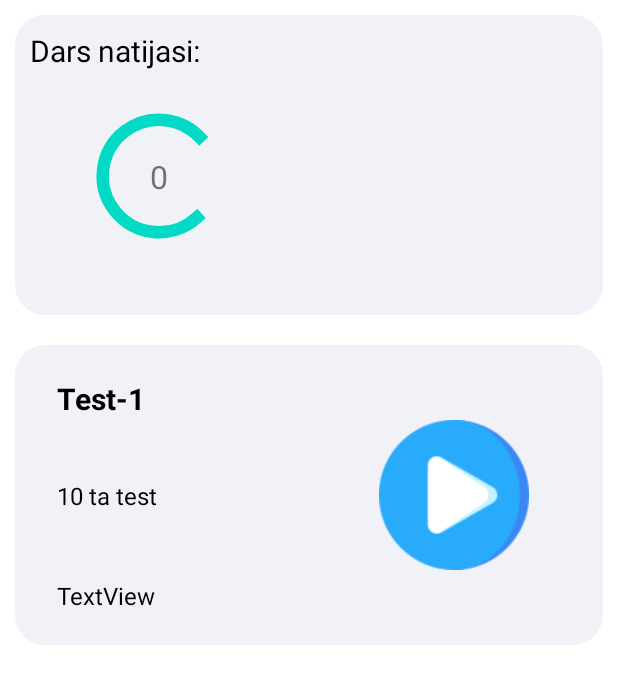
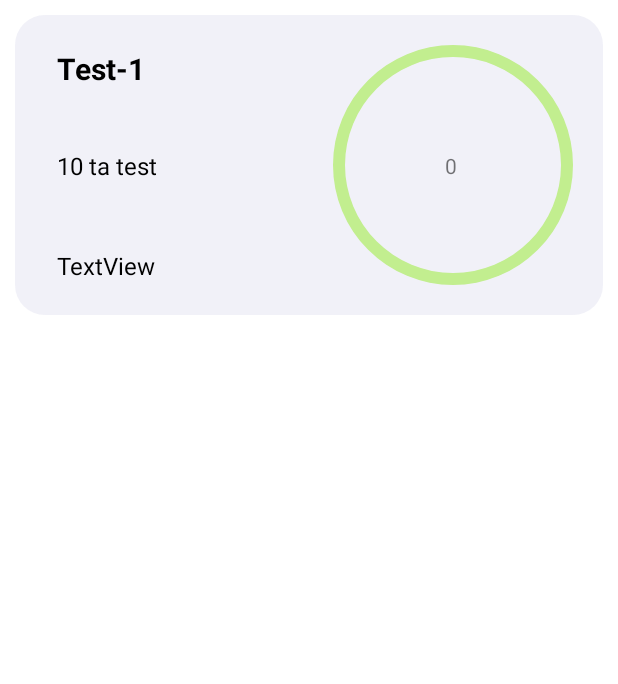
Before and after one commit to Jasurbek3588/matematika_quiz_app, an Android app: the mavzular screen opened directly, with no data from a screen before it, on a phone screen of 412 x 824 dp. Shown: the top 684 px of the screen. Run offline under Robolectric (Android 15) with nearby library versions, the phone set to English and light mode, and no system bars; our stand-ins replace Firebase (no records; nobody signed in at launch, a user with empty details on screens opened directly); 2 statements that could not run were skipped.

Commit message:
mavzu page ogardi

```diff
--- a/app/src/main/java/com/example/matematika/MainActivity.java
+++ b/app/src/main/java/com/example/matematika/MainActivity.java
@@ -25,6 +25,7 @@ public class MainActivity extends AppCompatActivity {
         super.onCreate(savedInstanceState);
         setContentView(R.layout.activity_main);
         init();
+
 
     }
 
--- a/app/src/main/java/com/example/matematika/mavzular.java
+++ b/app/src/main/java/com/example/matematika/mavzular.java
@@ -1,16 +1,28 @@
 package com.example.matematika;
 
+import android.content.Intent;
+import android.content.SharedPreferences;
 import android.os.Bundle;
+import android.preference.PreferenceManager;
 import android.view.View;
 import android.widget.ProgressBar;
 import android.widget.TextView;
 
+import androidx.annotation.NonNull;
 import androidx.appcompat.app.AppCompatActivity;
+
+import com.google.android.gms.tasks.OnCompleteListener;
+import com.google.android.gms.tasks.Task;
+import com.google.firebase.database.DataSnapshot;
+import com.google.firebase.database.DatabaseReference;
+import com.google.firebase.database.FirebaseDatabase;
 
 
 public class mavzular extends AppCompatActivity {
     TextView natija,aaa;
     ProgressBar progressBar;
+    private DatabaseReference mDatabaseaa,databaseReference;
+    int maxa=1,a,z=1;
 
 
 
@@ -18,21 +30,42 @@ public class mavzular extends AppCompatActivity {
     protected void onCreate(Bundle savedInstanceState) {
         super.onCreate(savedInstanceState);
         setContentView(R.layout.activity_mavzular);
-//        natija=findViewById(R.id.darsfoizi);
-//        aaa=findViewById(R.id.text1natija);
-//        progressBar=findViewById(R.id.progressBar2);
-//        Intent home = getIntent();
-//       // String scores = String.valueOf(home.getIntExtra("score",0));
-//        natija.setText((scores+"%");
-//        aaa.setText(scores+"/10");
-//        progressBar.setProgress(((int) (10/((Double.parseDouble(scores)))*100)));
-//        progressBar.setMax(100);
+        progressBar=findViewById(R.id.progress_bar);
+        natija=findViewById(R.id.textView8);
+        SharedPreferences mPreferences = PreferenceManager.getDefaultSharedPreferences(this);
+        SharedPreferences.Editor mEditor = mPreferences.edit();
+        String name= mPreferences.getString(getString(R.string.name),"");
+
+        mDatabaseaa = FirebaseDatabase.getInstance().getReference();
+        databaseReference=FirebaseDatabase.getInstance().getReference("User");
+        mDatabaseaa.child("Question").child("maxa").get().addOnCompleteListener(new OnCompleteListener<DataSnapshot>() {
+            @Override
+            public void onComplete(@NonNull Task<DataSnapshot> task) {
+                maxa= Integer.parseInt((String.valueOf(task.getResult().getValue())))+0;
+            }
+        });
+        databaseReference.child(name).child("score").get().addOnCompleteListener(new OnCompleteListener<DataSnapshot>() {
+            @Override
+            public void onComplete(@NonNull Task<DataSnapshot> task) {
+
+                a = Integer.parseInt((String.valueOf(task.getResult().getValue())));
+
+
+
+            }
+        });
+
+
+
+        progressBar.setProgress(a);
+
+
 
     }
     public void test1clic(View view){
 
-//        Intent i=new Intent(mavzular.this,Game.class);
-//        startActivity(i);
+        Intent i=new Intent(mavzular.this,Game.class);
+        startActivity(i);
 
 
     }
--- a/app/src/main/res/drawable/circle.xml
+++ /dev/null
@@ -1,5 +0,0 @@
-<vector android:height="24dp" android:tint="#FFFFFF"
-    android:viewportHeight="24" android:viewportWidth="24"
-    android:width="24dp" xmlns:android="http://schemas.android.com/apk/res/android">
-    <path android:fillColor="@android:color/white" android:pathData="M12,2C6.47,2 2,6.47 2,12s4.47,10 10,10 10,-4.47 10,-10S17.53,2 12,2z"/>
-</vector>
--- /dev/null
+++ b/app/src/main/res/drawable/circle_progress_bar.xml
@@ -0,0 +1,18 @@
+<?xml version="1.0" encoding="utf-8"?>
+<rotate xmlns:android="http://schemas.android.com/apk/res/android"
+    android:fromDegrees="270"
+    android:toDegrees="270">
+    <shape android:innerRadiusRatio="2.5"
+        android:shape="ring"
+        android:thickness="8dp"
+        android:useLevel="true"
+        >
+        <gradient
+            android:angle="0"
+            android:endColor="#03A9F4"
+            android:startColor="#00BCD4"
+            android:type="sweep"
+            android:useLevel="false"/>
+    </shape>
+
+</rotate>
--- /dev/null
+++ b/app/src/main/res/drawable/circle_shape.xml
@@ -0,0 +1,10 @@
+<?xml version="1.0" encoding="utf-8"?>
+<shape xmlns:android="http://schemas.android.com/apk/res/android"
+    android:shape="ring"
+    android:innerRadiusRatio="2.5"
+    android:thickness="8dp"
+    android:useLevel="false">
+    <solid android:color="#C2EE8F"/>
+
+
+</shape>
--- /dev/null
+++ b/app/src/main/res/drawable/ic_baseline_person_24.xml
@@ -0,0 +1,5 @@
+<vector android:height="24dp" android:tint="#000000"
+    android:viewportHeight="24" android:viewportWidth="24"
+    android:width="24dp" xmlns:android="http://schemas.android.com/apk/res/android">
+    <path android:fillColor="@android:color/white" android:pathData="M12,12c2.21,0 4,-1.79 4,-4s-1.79,-4 -4,-4 -4,1.79 -4,4 1.79,4 4,4zM12,14c-2.67,0 -8,1.34 -8,4v2h16v-2c0,-2.66 -5.33,-4 -8,-4z"/>
+</vector>
--- a/app/src/main/res/layout/activity_main.xml
+++ b/app/src/main/res/layout/activity_main.xml
@@ -37,15 +37,15 @@
             android:textColorHint="#FFFBF6" />
 
         <EditText
-            android:drawablePadding="10dp"
             android:id="@+id/edPassword"
             android:layout_width="250dp"
             android:layout_height="50dp"
             android:layout_marginTop="15dp"
             android:background="@drawable/custombutton"
             android:drawableLeft="@drawable/password"
+            android:drawablePadding="10dp"
             android:hint="Password"
-            android:inputType="textPassword"
+            android:inputType="text"
             android:paddingStart="10dp"
             android:textColorHint="#FFFBF6" />
 
--- a/app/src/main/res/layout/activity_mavzular.xml
+++ b/app/src/main/res/layout/activity_mavzular.xml
@@ -8,59 +8,6 @@
     android:orientation="vertical"
     tools:context=".mavzular">
 
-    <androidx.constraintlayout.widget.ConstraintLayout
-        android:layout_width="match_parent"
-        android:layout_height="wrap_content"
-        android:layout_margin="10dp"
-        android:background="@drawable/infogame"
-        android:backgroundTint="#F0F0F8">
-
-        <TextView
-            android:id="@+id/textView4"
-            android:layout_width="wrap_content"
-            android:layout_height="wrap_content"
-            android:layout_marginStart="10dp"
-            android:layout_marginTop="10dp"
-            android:text="Dars natijasi:"
-            android:textColor="@color/black"
-            android:textSize="20sp"
-            app:layout_constraintStart_toStartOf="parent"
-            app:layout_constraintTop_toTopOf="parent" />
-
-        <ProgressBar
-            android:id="@+id/progressBar2"
-            style="?android:attr/progressBarStyle"
-            android:layout_width="100dp"
-            android:layout_height="100dp"
-            android:layout_marginStart="36dp"
-            android:layout_marginTop="20dp"
-            app:layout_constraintStart_toStartOf="@+id/textView4"
-            app:layout_constraintTop_toBottomOf="@+id/textView4" />
-
-        <ImageView
-            android:id="@+id/imageView7"
-            android:layout_width="200dp"
-            android:layout_height="200dp"
-            android:layout_marginStart="200dp"
-            android:layout_marginEnd="10dp"
-            app:layout_constraintBottom_toBottomOf="parent"
-            app:layout_constraintEnd_toEndOf="parent"
-            app:layout_constraintStart_toStartOf="parent"
-            app:layout_constraintTop_toTopOf="parent"
-            tools:srcCompat="@drawable/winnerr" />
-
-        <TextView
-            android:id="@+id/darsfoizi"
-            android:layout_width="wrap_content"
-            android:layout_height="wrap_content"
-            android:text="0"
-            android:textSize="21sp"
-            app:layout_constraintBottom_toBottomOf="@+id/progressBar2"
-            app:layout_constraintEnd_toEndOf="@+id/progressBar2"
-            app:layout_constraintStart_toStartOf="@+id/progressBar2"
-            app:layout_constraintTop_toTopOf="@+id/progressBar2" />
-
-    </androidx.constraintlayout.widget.ConstraintLayout>
 
     <androidx.constraintlayout.widget.ConstraintLayout
         android:layout_width="match_parent"
@@ -107,15 +54,31 @@
             app:layout_constraintBottom_toBottomOf="parent"
             app:layout_constraintStart_toStartOf="parent" />
 
-        <ImageView
-            android:id="@+id/imageView9"
-            android:layout_width="100dp"
-            android:layout_height="100dp"
-            android:layout_marginEnd="49dp"
+        <ProgressBar
+            android:id="@+id/progress_bar"
+            style="?android:attr/progressBarStyleHorizontal"
+            android:layout_width="180dp"
+            android:layout_height="180dp"
+            android:layout_marginRight="10dp"
+            android:background="@drawable/circle_shape"
+            android:indeterminate="false"
+            android:progressDrawable="@drawable/circle_progress_bar"
             app:layout_constraintBottom_toBottomOf="parent"
-            app:layout_constraintEnd_toEndOf="parent"
+            app:layout_constraintRight_toRightOf="parent"
             app:layout_constraintTop_toTopOf="parent"
-            app:srcCompat="@drawable/play" />
+            tools:progress="60" />
+
+        <TextView
+            android:id="@+id/textView8"
+            android:layout_width="wrap_content"
+            android:layout_height="wrap_content"
+            android:text="0"
+            app:layout_constraintBottom_toBottomOf="@+id/progress_bar"
+            app:layout_constraintEnd_toEndOf="@+id/progress_bar"
+            app:layout_constraintHorizontal_bias="0.491"
+            app:layout_constraintStart_toStartOf="@+id/progress_bar"
+            app:layout_constraintTop_toTopOf="@+id/progress_bar"
+            app:layout_constraintVertical_bias="0.503" />
     </androidx.constraintlayout.widget.ConstraintLayout>
 
 </LinearLayout>
--- a/app/src/main/res/values/strings.xml
+++ b/app/src/main/res/values/strings.xml
@@ -7,6 +7,9 @@
     <string name="confirm">Keyingisi</string>
     <string name="scores">Ochkolar soni:</string>
     <string name="name"></string>
+    <string name="pass"></string>
+    <string name="email"></string>
+
     <string name="bu_test_uchun">bu test uchun</string>
     <string name="nat_alo">Yaxshi natija shug\'ulanishda davom eting</string>
     <string name="nat_ort">Yonom emas</string>
```
Also changed, not shown: app/src/main/java/com/example/matematika/Royxatdan_otish.java (+12 -4 lines), app/src/main/res/drawable/proggress.xml (added, +26 -0 lines), app/src/main/res/layout/activity_asosiy.xml (+1 -6 lines).
